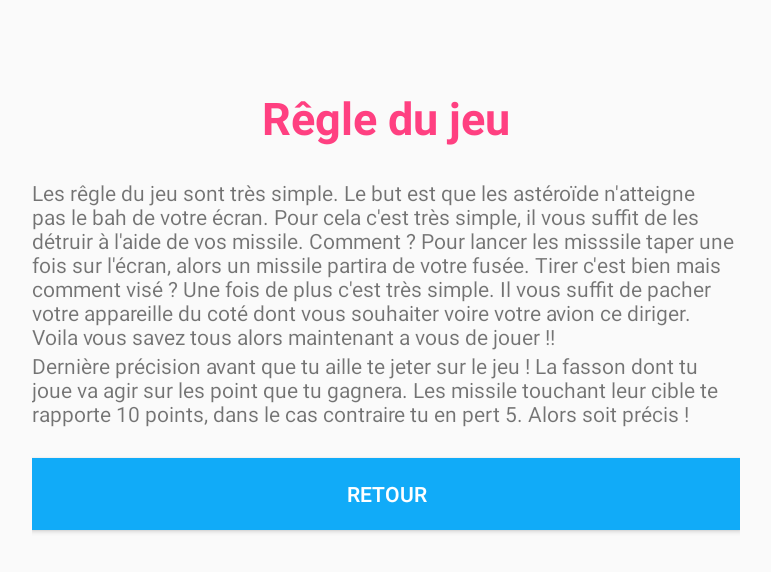
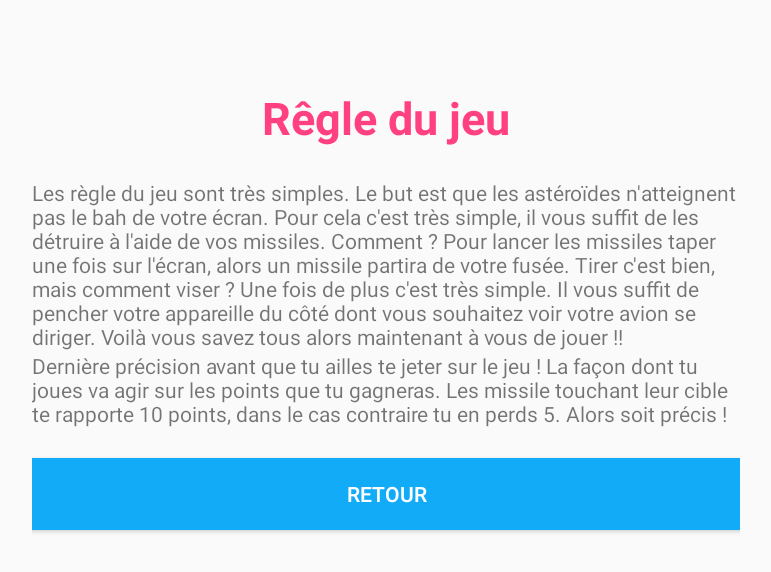
Before and after one commit to QuentinPin/ProjetAndroidStudioS3, an Android app: the Regle screen opened directly, with no data from a screen before it, on a phone screen of 824 x 412 dp (held sideways). Shown: the top 572 px of the screen, without its empty margins (232-1003 px from the left). Run offline under Robolectric (Android 15) with nearby library versions, the phone set to English and light mode, and no system bars.

Commit message:
presque fini

```diff
--- a/app/src/main/java/com/example/i171193/game/Game.java
+++ b/app/src/main/java/com/example/i171193/game/Game.java
@@ -2,6 +2,7 @@ package com.example.i171193.game;
 
 import android.content.Intent;
 import android.content.SharedPreferences;
+import android.graphics.Color;
 import android.preference.PreferenceManager;
 import android.support.v4.view.GestureDetectorCompat;
 import android.support.v7.app.AppCompatActivity;
@@ -114,6 +115,7 @@ public class Game extends AppCompatActivity implements GestureDetector.OnGesture
         unGestureDetector = new GestureDetectorCompat(this, this);
         score = 0;
         affScore = (TextView) findViewById(R.id.affScore);
+        affScore.setTextColor(Color.WHITE);
         affScore.setText("Score = 0");
     }
 
--- a/app/src/main/java/com/example/i171193/game/Missile.java
+++ b/app/src/main/java/com/example/i171193/game/Missile.java
@@ -17,9 +17,9 @@ public class Missile {
         this.context = pContexte;
         this.X = pX;
         imageMissile = pImageMissile;
-        imageMissile.setBackgroundResource(R.drawable.missile);
+        imageMissile.setBackgroundResource(R.drawable.missile2);
         //Redimentionnement de l'image
-        ViewGroup.LayoutParams params = new ViewGroup.LayoutParams(25, 50);
+        ViewGroup.LayoutParams params = new ViewGroup.LayoutParams(15, 50);
         imageMissile.setLayoutParams(params);
         imageMissile.setX(pX + 40); //Missile par au centre de l'avion
         imageMissile.setY(context.hauteurEcran - 150); //Missile par devant l'avion
--- a/app/src/main/res/layout/activity_information.xml
+++ b/app/src/main/res/layout/activity_information.xml
@@ -35,7 +35,7 @@
             android:layout_width="match_parent"
             android:layout_height="wrap_content"
             android:layout_marginBottom="30dp"
-            android:text="Cette application à été réaliser par Quentin PINEAU dans le cadre d'un projet Android durant le semestre 3." />
+            android:text="Cette application a été réaliser par Quentin PINEAU dans le cadre d'un projet Android durant le semestre 3." />
 
         <ImageView
             android:id="@+id/imageView"
--- a/app/src/main/res/layout/activity_main.xml
+++ b/app/src/main/res/layout/activity_main.xml
@@ -9,7 +9,7 @@
     android:paddingLeft="0dp"
     android:paddingTop="0dp"
     tools:context=".Game"
-    android:background="@color/fond">
+    android:background="@color/colorPrimaryDark">
 
 
     <TextView
--- a/app/src/main/res/layout/activity_regle.xml
+++ b/app/src/main/res/layout/activity_regle.xml
@@ -34,14 +34,14 @@
             android:id="@+id/textView4"
             android:layout_width="match_parent"
             android:layout_height="wrap_content"
-            android:text="Les rêgle du jeu sont très simple. Le but est que les astéroïde n'atteigne pas le bah de votre écran. Pour cela c'est très simple, il vous suffit de les détruir à l'aide de vos missile. Comment ? Pour lancer les misssile taper une fois sur l'écran, alors un missile partira de votre fusée. Tirer c'est bien mais comment visé ? Une fois de plus c'est très simple. Il vous suffit de pacher votre appareille du coté dont vous souhaiter voire votre avion ce diriger. Voila vous savez tous alors maintenant a vous de jouer !!" />
+            android:text="Les règle du jeu sont très simples. Le but est que les astéroïdes n'atteignent pas le bah de votre écran. Pour cela c'est très simple, il vous suffit de les détruire à l'aide de vos missiles. Comment ? Pour lancer les missiles taper une fois sur l'écran, alors un missile partira de votre fusée. Tirer c'est bien, mais comment viser ? Une fois de plus c'est très simple. Il vous suffit de pencher votre appareille du côté dont vous souhaitez voir votre avion se diriger. Voilà vous savez tous alors maintenant à vous de jouer !!" />
 
         <TextView
             android:id="@+id/textView7"
             android:layout_width="match_parent"
             android:layout_height="wrap_content"
             android:layout_marginBottom="20dp"
-            android:text="Dernière précision avant que tu aille te jeter sur le jeu ! La fasson dont tu joue va agir sur les point que tu gagnera. Les missile touchant leur cible te rapporte 10 points, dans le cas contraire tu en pert 5. Alors soit précis !" />
+            android:text="Dernière précision avant que tu ailles te jeter sur le jeu ! La façon dont tu joues va agir sur les points que tu gagneras. Les missile touchant leur cible te rapporte 10 points, dans le cas contraire tu en perds 5. Alors soit précis !" />
 
         <Button
             android:id="@+id/retour"
--- a/app/src/main/res/values/colors.xml
+++ b/app/src/main/res/values/colors.xml
@@ -1,7 +1,7 @@
 <?xml version="1.0" encoding="utf-8"?>
 <resources>
     <color name="colorPrimary">#3F51B5</color>
-    <color name="colorPrimaryDark">#303F9F</color>
+    <color name="colorPrimaryDark">#000</color>
     <color name="colorAccent">#FF4081</color>
     <color name="fond">#FFF</color>
     <color name="button">#11ABF8</color>
```
Also changed, not shown: app/src/main/res/drawable/fond.jpg (deleted), app/src/main/res/drawable/missile2.jpg (added).
